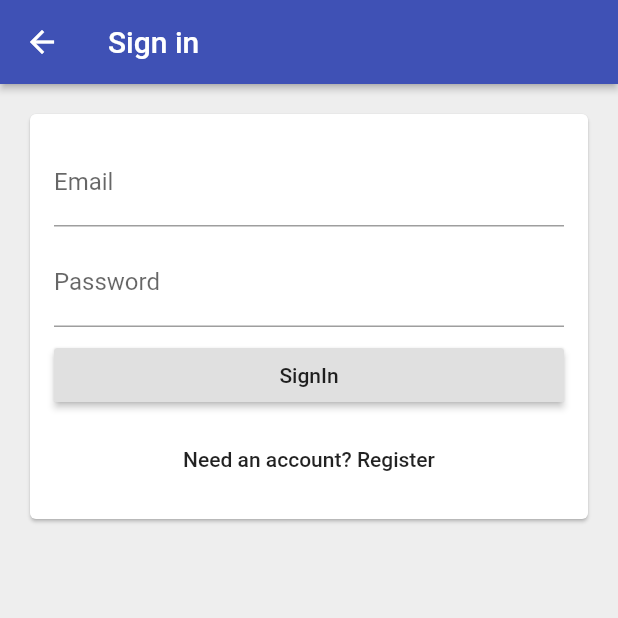
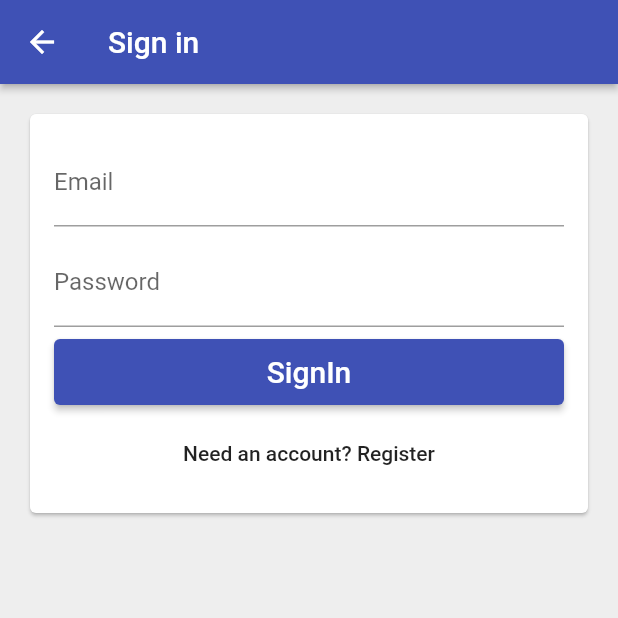
Before and after one commit to amutylo/time_tracker_flutter_app, a Flutter app: the EmailSignInPage screen opened directly, after a tap on "SignIn", on a phone screen of 412 x 824 dp, the top half of it. Run offline on Flutter 3.47's test engine with Material 2 defaults, Android fonts, the phone set to English and light mode, and no system bars; our stand-ins replace firebase_auth, google_sign_in; accounts and stored records are empty.

Commit message:
update email sign in page

```diff
--- a/lib/app/sign_in/email_sign_in_form.dart
+++ b/lib/app/sign_in/email_sign_in_form.dart
@@ -1,10 +1,19 @@
 import 'package:flutter/material.dart';
+import 'package:time_tracker_flutter_app/common_widgets/form_submit_button.dart';
 
 class EmailSignInForm extends StatelessWidget {
+
+  final TextEditingController _emailController = TextEditingController();
+  final TextEditingController _passwordController = TextEditingController();
+
+  void _submit() {
+
+  }
 
   List<Widget> _buildChildren() {
     return [
       TextField(
+        controller: _emailController,
         decoration: InputDecoration(
           labelText: 'Email',
           hintText: 'test@test.com',
@@ -12,15 +21,16 @@ class EmailSignInForm extends StatelessWidget {
       ),
       SizedBox(height: 8.0),
       TextField(
+        controller: _passwordController,
         decoration: InputDecoration(
           labelText: 'Password',
         ),
         obscureText: true
       ),
       SizedBox(height: 8.0),
-      RaisedButton(
-        child: Text('SignIn'),
-        onPressed: () {}
+      FormSubmitButton(
+        text: 'SignIn',
+        onPressed: _submit
       ),
       SizedBox(height: 8.0),
       FlatButton(
--- /dev/null
+++ b/lib/common_widgets/form_submit_button.dart
@@ -0,0 +1,18 @@
+import 'package:flutter/material.dart';
+import 'package:time_tracker_flutter_app/common_widgets/custom_raised_button.dart';
+
+class FormSubmitButton extends CustomRaisedButton {
+  FormSubmitButton({
+    @required String text,
+    VoidCallback onPressed
+  }): super(
+    child: Text(
+      text,
+      style: TextStyle(color: Colors.white, fontSize: 20),
+    ),
+    height: 44.0,
+    color: Colors.indigo,
+    borderRadius: 4.0,
+    onPressed: onPressed
+  );
+}
```
